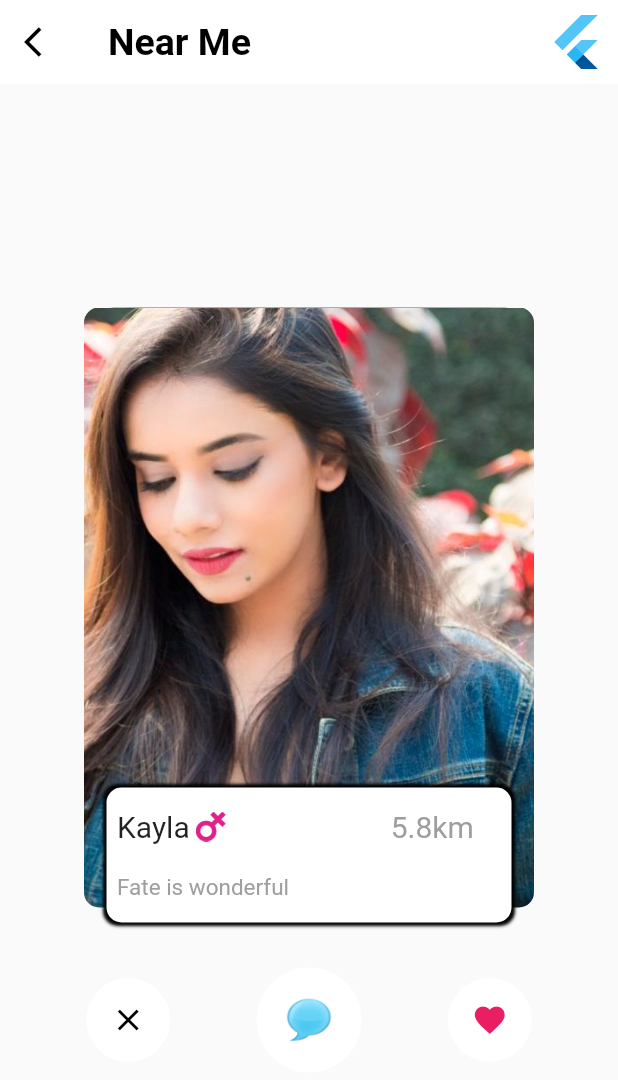
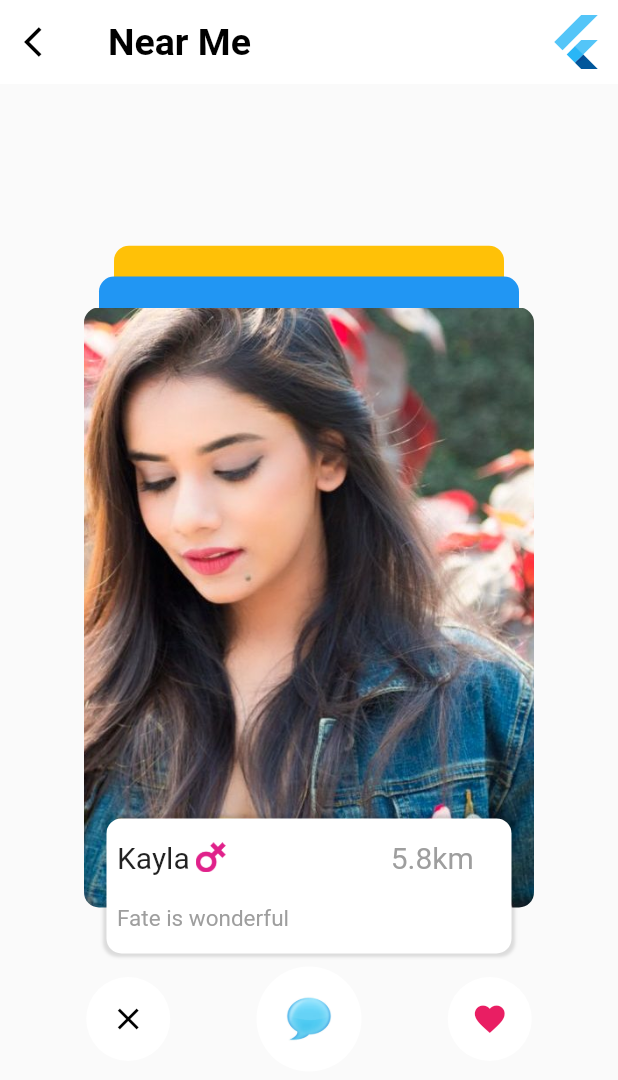
Before and after one commit to NikhilNaidu9/flutter-card-ui, a Flutter app: the screen it shows after launch, on a phone screen of 412 x 824 dp. Shown: the top 1080 px of the screen. Run offline on Flutter 3.47's test engine with Material 2 defaults, Android fonts, the phone set to English and light mode, and no system bars.

Commit message:
Added Animation

```diff
--- a/lib/main.dart
+++ b/lib/main.dart
@@ -22,9 +22,47 @@ class MyHomePage extends StatefulWidget {
   _MyHomePageState createState() => _MyHomePageState();
 }
 
-class _MyHomePageState extends State<MyHomePage> {
+class _MyHomePageState extends State<MyHomePage>
+    with SingleTickerProviderStateMixin {
+  Animation cardAnimation,
+      delayedCardAnimation,
+      fabButtonAnimation,
+      infoAnimation;
+  AnimationController animationController;
+
+  @override
+  void initState() {
+    // TODO: implement initState
+    super.initState();
+    animationController =
+        new AnimationController(vsync: this, duration: Duration(seconds: 2));
+
+    cardAnimation = Tween(begin: 0.0, end: -0.025).animate(CurvedAnimation(
+        curve: Curves.fastOutSlowIn, parent: animationController));
+
+    delayedCardAnimation = Tween(begin: 0.0, end: -0.05).animate(
+        CurvedAnimation(
+            curve: Interval(0.5, 1.0, curve: Curves.fastOutSlowIn),
+            parent: animationController));
+
+    fabButtonAnimation = Tween(begin: 1.0, end: -0.0008).animate(
+        CurvedAnimation(
+            curve: Interval(0.8, 1.0, curve: Curves.fastOutSlowIn),
+            parent: animationController));
+
+    infoAnimation = Tween(begin: 0.0, end: 0.025).animate(CurvedAnimation(
+        curve: Interval(0.7, 1.0, curve: Curves.fastOutSlowIn),
+        parent: animationController));
+  }
+
   @override
   Widget build(BuildContext context) {
+    final height = MediaQuery.of(context).size.height;
+    animationController.forward();
+
+    return AnimatedBuilder(
+        animation: animationController,
+        builder: (BuildContext context, Widget child) {
           return Scaffold(
             appBar: AppBar(
               backgroundColor: Colors.white,
@@ -37,7 +75,9 @@ class _MyHomePageState extends State<MyHomePage> {
               title: Text(
                 'Near Me',
                 style: TextStyle(
-              color: Colors.black, fontWeight: FontWeight.bold, fontSize: 25.0),
+                    color: Colors.black,
+                    fontWeight: FontWeight.bold,
+                    fontSize: 25.0),
               ),
               actions: <Widget>[
                 Padding(
@@ -60,6 +100,8 @@ class _MyHomePageState extends State<MyHomePage> {
                       Positioned(
                         left: 20.0,
                         child: Container(
+                          transform: Matrix4.translationValues(
+                              0.0, delayedCardAnimation.value * height, 0.0),
                           width: 260.0,
                           height: 400.0,
                           decoration: BoxDecoration(
@@ -70,6 +112,8 @@ class _MyHomePageState extends State<MyHomePage> {
                       Positioned(
                         left: 10.0,
                         child: Container(
+                          transform: Matrix4.translationValues(
+                              0.0, cardAnimation.value * height, 0.0),
                           width: 280.0,
                           height: 400.0,
                           decoration: BoxDecoration(
@@ -90,6 +134,8 @@ class _MyHomePageState extends State<MyHomePage> {
                         left: 15.0,
                         top: 320.0,
                         child: Container(
+                          transform: Matrix4.translationValues(
+                              0.0, infoAnimation.value * height, 0.0),
                           width: 270.0,
                           height: 90.0,
                           decoration: BoxDecoration(
@@ -97,7 +143,7 @@ class _MyHomePageState extends State<MyHomePage> {
                             borderRadius: BorderRadius.circular(10.0),
                             boxShadow: [
                               BoxShadow(
-                            color: Colors.black,
+                                  color: Colors.black12,
                                   blurRadius: 1.0,
                                   spreadRadius: 2.0)
                             ],
@@ -154,6 +200,8 @@ class _MyHomePageState extends State<MyHomePage> {
                   ),
                 ),
                 Container(
+                  transform: Matrix4.translationValues(
+                      0.0, fabButtonAnimation.value * height, 0.0),
                   child: Row(
                     mainAxisAlignment: MainAxisAlignment.spaceEvenly,
                     children: <Widget>[
@@ -198,5 +246,6 @@ class _MyHomePageState extends State<MyHomePage> {
               ],
             ),
           );
+        });
   }
 }
```
Lines whose indentation alone changed are shown as unchanged.
